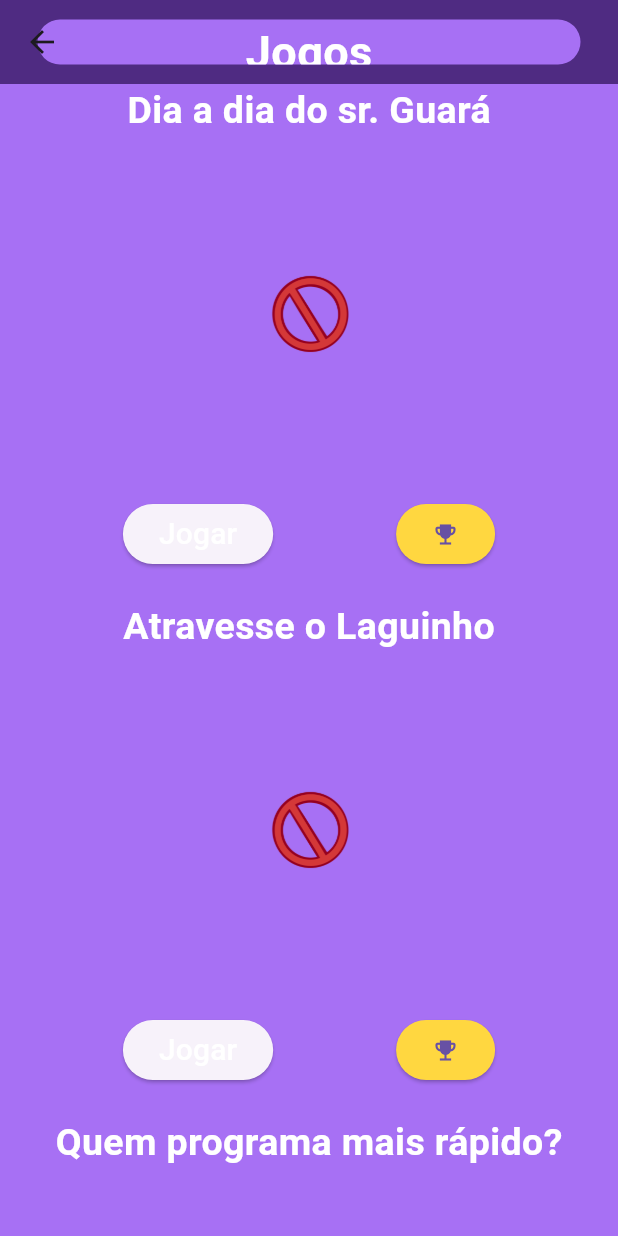
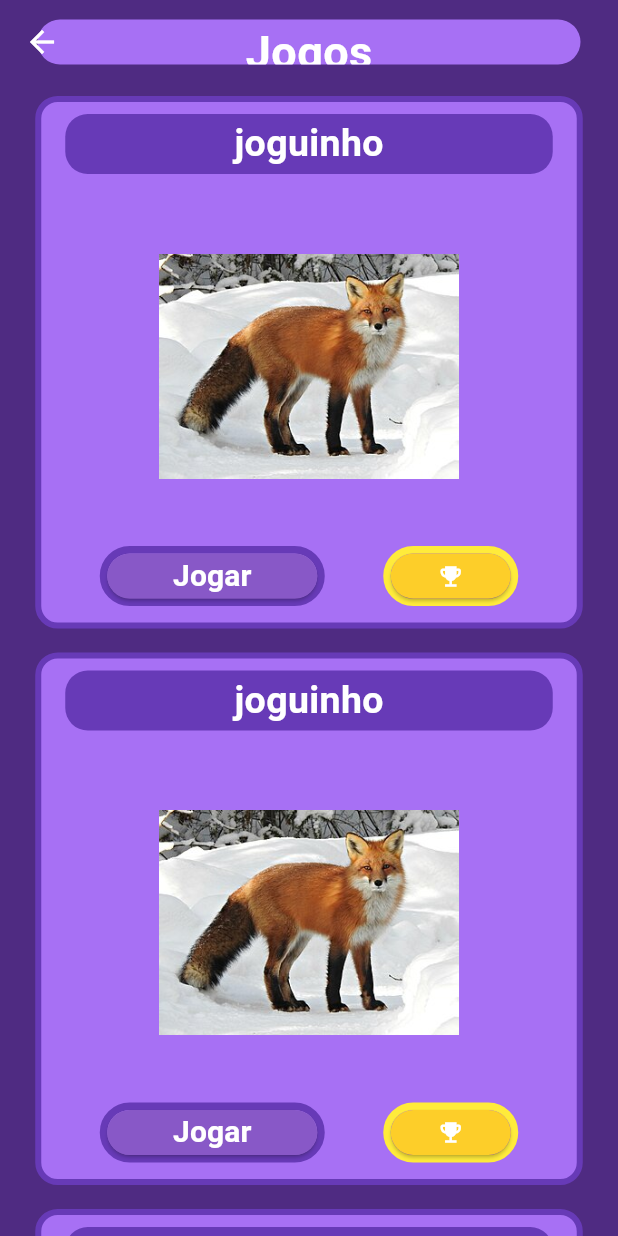
Before and after one commit to ErikBezerraC/Gaejoju, a Flutter app: the Jogo screen opened directly, on a phone screen of 412 x 824 dp. Run offline on Flutter 3.47's test engine with Material 3 defaults, Android fonts, the phone set to English and light mode, and no system bars; our stand-ins replace font_awesome_flutter, google_fonts, sqflite; accounts and stored records are empty; network calls fail.

Commit message:
alterações e widget da tela do joguinho

```diff
--- a/lib/Telas/jogo.dart
+++ b/lib/Telas/jogo.dart
@@ -1,5 +1,6 @@
 import 'package:flutter/material.dart';
 import 'package:google_fonts/google_fonts.dart';
+import 'package:projetogaejoju/widget/jogo_add.dart';
 
 class Jogo extends StatefulWidget {
   const Jogo({super.key});
@@ -14,6 +15,9 @@ class _JogoState extends State<Jogo> {
     return Scaffold(
       appBar: AppBar(
         backgroundColor: Color(0xFF4F2B82),
+        iconTheme: IconThemeData(
+          color: Colors.white,
+        ),
         flexibleSpace: Container( // flexibleSpace está sendo usado para colocar widgets personalizados dentro do app bar.
           child: Align(
             alignment: Alignment.bottomCenter,
@@ -36,80 +40,14 @@ class _JogoState extends State<Jogo> {
 
       backgroundColor: Color(0xFF4F2B82),
 
-      body: ListView(
-        children: [// chamando minha função.
-          buildContainer('Dia a dia do sr. Guará'),
-          buildContainer('Atravesse o Laguinho'),
-          buildContainer('Quem programa mais rápido?'),
-        ],
-      ),
+      body: ListView.builder(
+        itemCount: 4,
+        itemBuilder: (context,i) {
+          return JogoAdd(nome: 'joguinho',
+            urlImg: 'https://encrypted-tbn0.gstatic.com/images?q=tbn:ANd9GcTBrFLImfAnNxnQUyW-zhROVQulQTquZWhnG7Hu7dk7cw&s=10',);
+        }
+      )
 
     );
   }
 }
-
-buildContainer(String nome){
-  return Container(
-
-    color: Color(0xFFA770F4),
-
-    child: Column(
-      children: [
-
-        Container(
-          child: Text(nome,//retornando a variavel.
-            style: GoogleFonts.comicNeue(
-            color: Colors.white,
-            fontSize: 25,
-            fontWeight: FontWeight.bold,
-            ),
-          ),
-        ),
-
-        SizedBox(height: 20,), //cria um espaçamento vertical 20 pixels.
-
-        Container(
-          height: 200, // define tamanho fixo.
-          width: double.infinity,//ocupa toda a largura disponível na horizontal.
-          child: Center(
-            child: Image.asset('assets/mascoteLoja/default.png',
-            height: 150,
-            fit: BoxFit.contain,  //caber inteira dentro do espaço disponível emanter a proporção original.
-            )
-          ),
-        ),
-
-        SizedBox(height: 20),
-
-        Row(
-          mainAxisAlignment: MainAxisAlignment.spaceEvenly, // deixa espaçamento igual antes, entre e depois.
-          children: [
-
-            ElevatedButton(
-              onPressed: () {},// define oq acontece quando o botão é pressionado. o botão não faz nada ainda mas continua clicável.
-              style: ElevatedButton.styleFrom(
-                //backgroundColor: Color(0xFFA770F4),
-              ),
-              child: Text('Jogar',
-                  style: GoogleFonts.comicNeue(
-                  color: Colors.white,
-                    fontSize: 20,
-              ),),
-            ),
-
-            ElevatedButton(
-              onPressed: () {},
-              style: ElevatedButton.styleFrom(
-                backgroundColor: Colors.amberAccent,
-              ),
-              child: Icon(Icons.emoji_events),
-            ),
-          ],
-        ),
-
-        SizedBox(height: 20),
-
-      ],
-    ),
-  );
-}
--- /dev/null
+++ b/lib/widget/jogo_add.dart
@@ -0,0 +1,151 @@
+import 'package:flutter/material.dart';
+import 'package:google_fonts/google_fonts.dart';
+
+class JogoAdd extends StatefulWidget {
+
+  String urlImg;
+  String nome;
+
+
+  JogoAdd({super.key, required this.urlImg, required this.nome});
+
+  @override
+  State<JogoAdd> createState() => _JogoAddState();
+}
+
+class _JogoAddState extends State<JogoAdd> {
+  @override
+  Widget build(BuildContext context) {
+    return Center(
+      child: Container(
+
+        width: 365,
+        height: 355,
+        decoration: BoxDecoration(
+          color: Color(0xFFA770F4),
+          borderRadius: BorderRadius.circular(15),
+          border: Border.all(
+            color: Colors.deepPurple,
+            width: 4
+          ),
+        ),
+
+        margin: EdgeInsets.symmetric(
+          horizontal: 16,
+          vertical: 8,
+        ),
+
+        child: Column(
+          crossAxisAlignment: CrossAxisAlignment.center,
+          children: [
+
+            Container(
+
+              height: 40,
+              width: double.infinity,
+
+              decoration: BoxDecoration(
+                color: Colors.deepPurple,
+                    borderRadius: BorderRadius.circular(15),
+              ),
+            margin: EdgeInsets.symmetric(
+              horizontal: 16,
+              vertical: 8,
+            ),
+
+              child: Center(
+                child: Text(widget.nome,//retornando a variavel.
+                  style: GoogleFonts.comicNeue(
+                    color: Colors.white,
+                    fontSize: 25,
+                    fontWeight: FontWeight.bold,
+                  ),
+                ),
+              ),
+            ),
+
+            SizedBox(height: 20,), //cria um espaçamento vertical 20 pixels.
+
+            Container(
+              height: 200, // define tamanho fixo.
+              width: double.infinity,//ocupa toda a largura disponível na horizontal.
+              child: Center(
+                  child: Image.asset('assets/jogos/jogoCobrinha.jpg',
+                    height: 150,
+                    width: 600,
+                    fit: BoxFit.contain, //caber inteira dentro do espaço disponível emanter a proporção original.
+                  )
+              ),
+            ),
+
+            SizedBox(height: 20),
+
+            Row(
+              mainAxisAlignment: MainAxisAlignment.spaceEvenly, // deixa espaçamento igual antes, entre e depois.
+              children: [
+
+                ContainerBotaoJogo(),
+
+                ContainerBotaoRanking(),
+
+
+              ],
+            ),
+
+          ],
+        ),
+      ),
+    );
+  }
+}
+
+ContainerBotaoJogo(){
+  return Container(
+
+    height: 40,
+    width: 150,
+    decoration: BoxDecoration(
+      borderRadius: BorderRadius.circular(20),
+      border: Border.all(
+        color:  Colors.deepPurple,
+        width: 5
+      )
+    ),
+
+    child: ElevatedButton(
+      onPressed: () {},// define oq acontece quando o botão é pressionado. o botão não faz nada ainda mas continua clicável.
+      style: ElevatedButton.styleFrom(
+        backgroundColor: Color(0xFF8858C7),
+      ),
+      child: Text('Jogar',
+        style: GoogleFonts.comicNeue(
+          color: Color(0xFFFFFFFF),
+          fontSize: 20,
+          fontWeight: FontWeight.bold
+        ),),
+    ),
+  );
+}
+
+ContainerBotaoRanking(){
+  return Container(
+
+    height: 40,
+    width: 90,
+    decoration: BoxDecoration(
+        borderRadius: BorderRadius.circular(20),
+        border: Border.all(
+            color:  Colors.yellow,
+            width: 5
+        )
+    ),
+
+    child: ElevatedButton(
+      onPressed: () {},// define oq acontece quando o botão é pressionado. o botão não faz nada ainda mas continua clicável.
+      style: ElevatedButton.styleFrom(
+        backgroundColor: Color(0xFFFDCE29),
+      ),
+      child: Icon(Icons.emoji_events,color: Colors.white,),
+    ),
+  );
+}
--- a/pubspec.yaml
+++ b/pubspec.yaml
@@ -75,6 +75,7 @@ flutter:
     - assets/mascoteLoja/QifreyIcon.png
     - assets/mascoteLoja/ZoroIcon.png
     - assets/mascoteLoja/mascoteZoro.png
+    - assets/jogos/jogoCobrinha.jpg
 
   # An image asset can refer to one or more resolution-specific "variants", see
   # https://flutter.dev/to/resolution-aware-images
```
Also changed, not shown: assets/jogos/jogoCobrinha.jpg (added).
